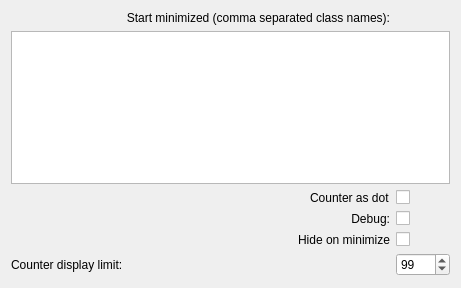
Before: the Qt Designer form package/contents/ui/config.ui in PhobosK/kwin-minimize2tray, drawn with Qt 5.
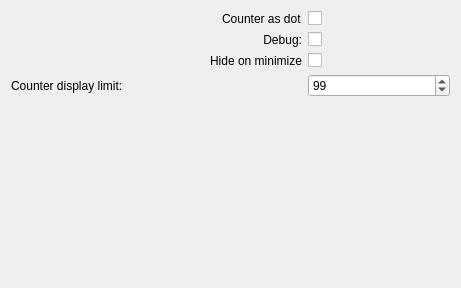
After: the same form once the commit is applied.

```diff
--- a/package/contents/ui/config.ui
+++ b/package/contents/ui/config.ui
@@ -15,40 +15,9 @@
     <layout class="QVBoxLayout" name="verticalLayout">
      <item>
       <layout class="QGridLayout" name="gridLayout">
-       <item row="0" column="0" colspan="2">
-        <widget class="QLabel" name="label">
-         <property name="sizePolicy">
-          <sizepolicy hsizetype="Preferred" vsizetype="Preferred">
-           <horstretch>1</horstretch>
-           <verstretch>0</verstretch>
-          </sizepolicy>
-         </property>
-         <property name="text">
-          <string>Start minimized (comma separated class names):</string>
-         </property>
-         <property name="alignment">
-          <set>Qt::AlignmentFlag::AlignRight|Qt::AlignmentFlag::AlignTrailing|Qt::AlignmentFlag::AlignVCenter</set>
-         </property>
-        </widget>
-       </item>
        <item row="3" column="2">
         <widget class="QCheckBox" name="kcfg_debugEnabled">
-         <property name="text">
-          <string/>
-         </property>
-        </widget>
-       </item>
-       <item row="1" column="0" colspan="3">
-        <widget class="QPlainTextEdit" name="kcfg_hideByDefaultClass">
-         <property name="sizePolicy">
-          <sizepolicy hsizetype="Expanding" vsizetype="Expanding">
-           <horstretch>0</horstretch>
-           <verstretch>0</verstretch>
-          </sizepolicy>
-         </property>
-         <property name="lineWidth">
-          <number>1</number>
-         </property>
+         <property name="text"><string/></property>
         </widget>
        </item>
        <item row="2" column="2">
```
